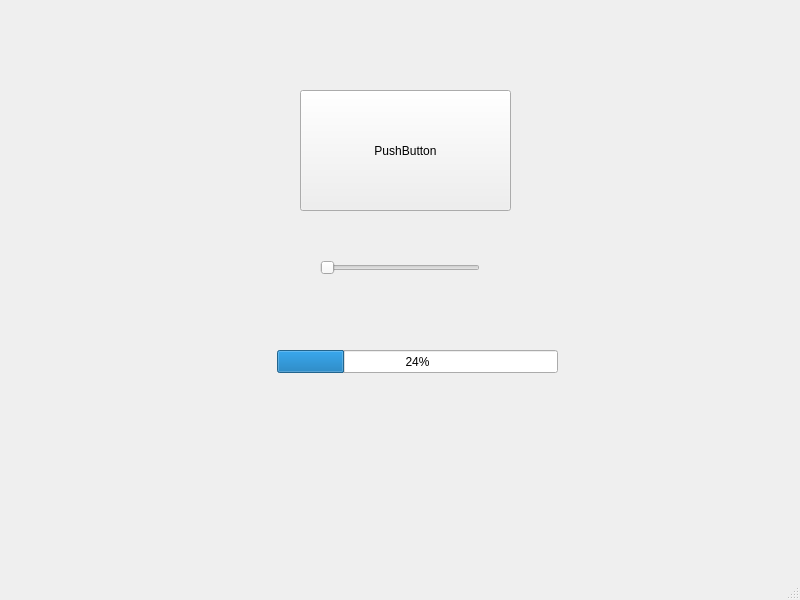
The window that Calculator/mainwindow.ui (OskarDubas-dev/Qt-Learning-and-Projects) describes before a commit, drawn with Qt 5.
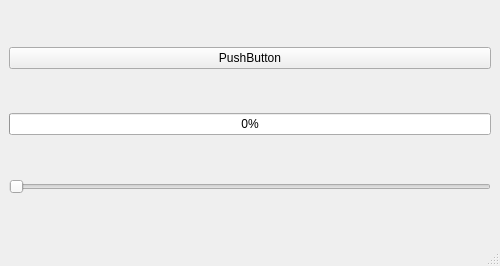
The same window after the commit.

Patch:
```diff
--- a/Calculator/mainwindow.ui
+++ b/Calculator/mainwindow.ui
@@ -6,53 +6,44 @@
    <rect>
     <x>0</x>
     <y>0</y>
-    <width>800</width>
-    <height>600</height>
+    <width>500</width>
+    <height>266</height>
    </rect>
   </property>
   <property name="windowTitle">
    <string>MainWindow</string>
   </property>
   <widget class="QWidget" name="centralwidget">
+   <layout class="QHBoxLayout" name="horizontalLayout">
+    <item>
+     <layout class="QVBoxLayout" name="verticalLayout">
+      <item>
    <widget class="QPushButton" name="pushButton_2">
-    <property name="geometry">
-     <rect>
-      <x>300</x>
-      <y>90</y>
-      <width>211</width>
-      <height>121</height>
-     </rect>
+        <property name="styleSheet">
+         <string notr="true">font: 9pt &quot;Segoe MDL2 Assets&quot;;</string>
     </property>
     <property name="text">
      <string>PushButton</string>
     </property>
    </widget>
+      </item>
+      <item>
+       <widget class="QProgressBar" name="progressBar">
+        <property name="value">
+         <number>0</number>
+        </property>
+       </widget>
+      </item>
+      <item>
    <widget class="QSlider" name="horizontalSlider">
-    <property name="geometry">
-     <rect>
-      <x>320</x>
-      <y>260</y>
-      <width>160</width>
-      <height>16</height>
-     </rect>
-    </property>
     <property name="orientation">
      <enum>Qt::Horizontal</enum>
     </property>
    </widget>
-   <widget class="QProgressBar" name="progressBar">
-    <property name="geometry">
-     <rect>
-      <x>277</x>
-      <y>350</y>
-      <width>281</width>
-      <height>23</height>
-     </rect>
-    </property>
-    <property name="value">
-     <number>24</number>
-    </property>
-   </widget>
+      </item>
+     </layout>
+    </item>
+   </layout>
   </widget>
   <widget class="QMenuBar" name="menubar">
    <property name="geometry">
```
Left out of the diff: 2 changed lines with no effect on the pictures. Lines whose indentation alone changed are shown as unchanged.
